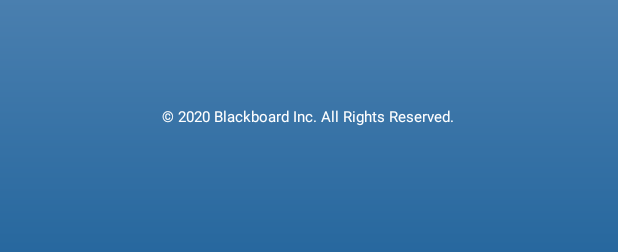
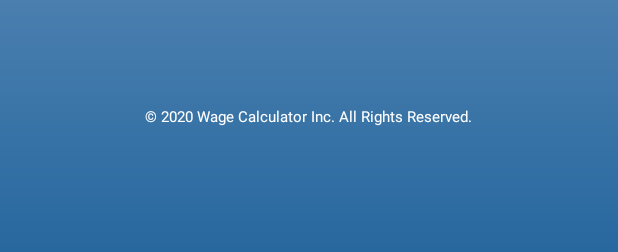
Before and after one commit to bedanza/WageExamJugar, an Android app: the layout activity_main.xml on its own in the app's theme, with its tools: preview values and no code run, on a phone screen of 412 x 824 dp. Shown: the part 933-1185 px from the top of the screen. Run offline under Robolectric (Android 15) with nearby library versions, the phone set to English and light mode, and no system bars; Roboto replaces fonts that are not available here.

Commit message:
Copyright change in first page

```diff
--- a/app/src/main/res/layout/activity_main.xml
+++ b/app/src/main/res/layout/activity_main.xml
@@ -11,7 +11,7 @@
         android:id="@+id/copyRight"
         android:layout_width="wrap_content"
         android:layout_height="wrap_content"
-        android:text="© 2020 Blackboard Inc. All Rights Reserved."
+        android:text="© 2020 Wage Calculator Inc. All Rights Reserved."
         android:textColor="#FFFFFF"
         android:textSize="10dp"
         app:layout_constraintBottom_toBottomOf="parent"
```
